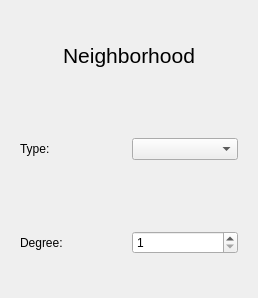
BigCubeCat/22209-Bitochkin, file lab2/App/ui/neighborhoodselect/neighborhoodselect.ui: the form before one commit.
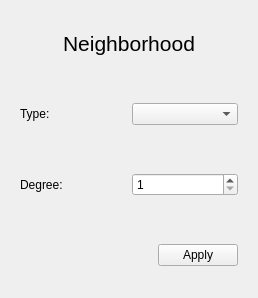
The form after the commit.

The edit to the form file:
```diff
--- a/lab2/App/ui/neighborhoodselect/neighborhoodselect.ui
+++ b/lab2/App/ui/neighborhoodselect/neighborhoodselect.ui
@@ -83,6 +83,32 @@
        </layout>
       </widget>
      </item>
+     <item>
+      <widget class="QWidget" name="" native="true">
+       <layout class="QHBoxLayout" name="horizontalLayout_3">
+        <item>
+         <spacer name="horizontalSpacer">
+          <property name="orientation">
+           <enum>Qt::Horizontal</enum>
+          </property>
+          <property name="sizeHint" stdset="0">
+           <size>
+            <width>40</width>
+            <height>20</height>
+           </size>
+          </property>
+         </spacer>
+        </item>
+        <item>
+         <widget class="QPushButton" name="applyButton">
+          <property name="text">
+           <string>Apply</string>
+          </property>
+         </widget>
+        </item>
+       </layout>
+      </widget>
+     </item>
     </layout>
    </item>
   </layout>
```
